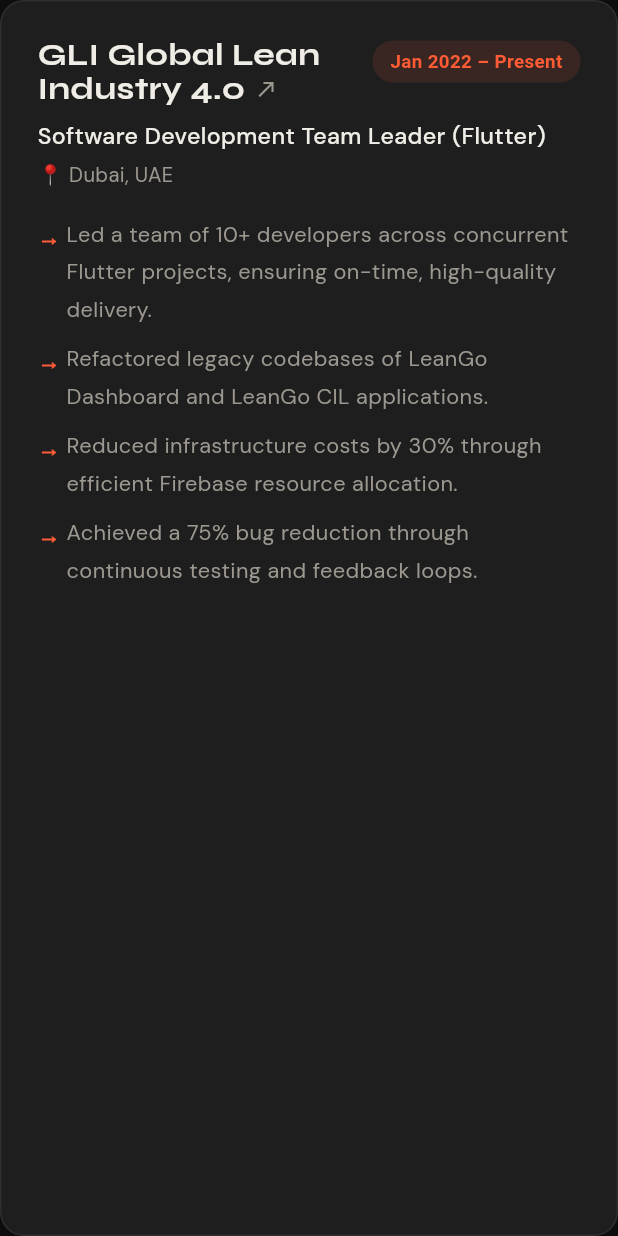
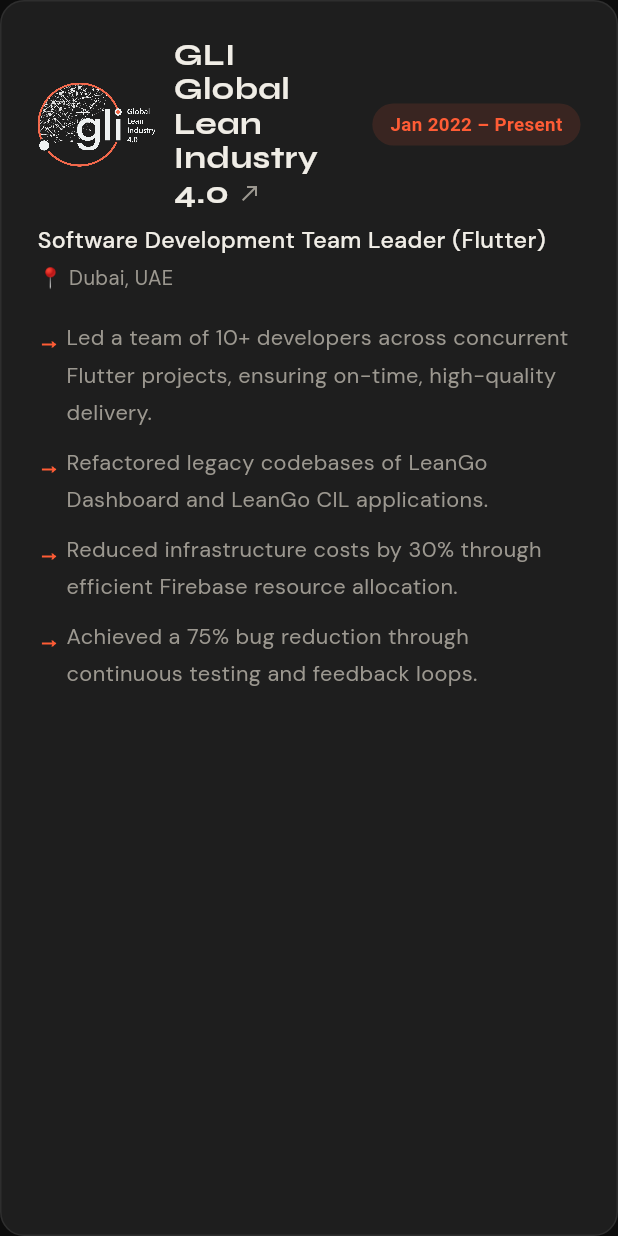
Before and after one commit to AbanoubZaki/my-portfolio, a Flutter app: the _ExperienceCard widget shown alone on an empty page, opened directly with sample values from the repository, on a phone screen of 412 x 824 dp. Run offline on Flutter 3.47's test engine with Material 3 defaults, Android fonts, the phone set to English and light mode, and no system bars; our stand-ins replace flutter_animate, flutter_svg, google_fonts, visibility_detector.

Commit message:
Add Wellx AI contract experience and company logos to experience timeline
- New Wellx AI contractor entry (Jul-Sep 2025) in EN + DE
- Company logos on all experience cards with dark-theme variants
- Per-entry icon height so squarish logos match wordmark weight
- Swap memo project icon, ignore graphify-out, drop unused images

Co-Authored-By: Claude Fable 5 <noreply@anthropic.com>

```diff
--- a/lib/data/projects_data.dart
+++ b/lib/data/projects_data.dart
@@ -362,7 +362,7 @@ const List<Project> kProjects = [
     type: L('Flutter · Personal Project', 'Flutter · Privatprojekt'),
     period: L('Nov 2025 – Jan 2026', 'Nov. 2025 – Jan. 2026'),
     accent: AppColors.memoPink,
-    imageAsset: 'assets/images/memo_icon_1.png',
+    imageAsset: 'assets/images/memo_icon.png',
     imageMode: ProjectImageMode.cover,
     description: L(
       'A fun memory card-matching game built with Flutter in free time. '
--- a/lib/models/experience.dart
+++ b/lib/models/experience.dart
@@ -9,6 +9,8 @@ class Experience {
     required this.period,
     required this.bullets,
     this.url,
+    this.iconAsset,
+    this.iconHeight = 40,
   });
 
   final String company;
@@ -17,4 +19,9 @@ class Experience {
   final L period;
   final List<L> bullets;
   final String? url;
+  final String? iconAsset;
+
+  /// Rendered height of [iconAsset]; lets squarish logos match the visual
+  /// weight of wide wordmarks.
+  final double iconHeight;
 }
--- a/lib/widgets/experience_section.dart
+++ b/lib/widgets/experience_section.dart
@@ -146,13 +146,15 @@ class _ExperienceCard extends StatelessWidget {
           crossAxisAlignment: CrossAxisAlignment.start,
           children: [
             Row(
-              crossAxisAlignment: CrossAxisAlignment.start,
+              crossAxisAlignment: CrossAxisAlignment.center,
               children: [
+                if (e.iconAsset != null) ...[
+                  _CompanyIcon(asset: e.iconAsset!, height: e.iconHeight),
+                  const SizedBox(width: 12),
+                ],
                 Flexible(child: _CompanyName(name: e.company, url: e.url)),
                 const SizedBox(width: 12),
-                Padding(
-                  padding: const EdgeInsets.only(top: 2),
-                  child: Container(
+                Container(
                   padding: const EdgeInsets.symmetric(horizontal: 12, vertical: 5),
                   decoration: BoxDecoration(
                     color: AppColors.orange.withValues(alpha: 0.12),
@@ -167,7 +169,6 @@ class _ExperienceCard extends StatelessWidget {
                     ),
                   ),
                 ),
-                ),
               ],
             ),
             const SizedBox(height: 6),
@@ -178,6 +179,26 @@ class _ExperienceCard extends StatelessWidget {
             for (final b in e.bullets) _Bullet(text: b.of(context)),
           ],
         ),
+      ),
+    );
+  }
+}
+
+class _CompanyIcon extends StatelessWidget {
+  const _CompanyIcon({required this.asset, required this.height});
+  final String asset;
+  final double height;
+
+  @override
+  Widget build(BuildContext context) {
+    return ConstrainedBox(
+      constraints: const BoxConstraints(maxWidth: 150),
+      child: Image.asset(
+        asset,
+        height: height,
+        fit: BoxFit.contain,
+        filterQuality: FilterQuality.high,
+        errorBuilder: (_, _, _) => const SizedBox.shrink(),
       ),
     );
   }
```
Also changed, not shown: lib/data/experience_data.dart (+30 -0 lines), assets/images/blink22.png (added), assets/images/blink22_dark.png (added), assets/images/gli.png (added), assets/images/gli_dark.png (added), assets/images/itspark.png (added), assets/images/itspark_dark.png (added), assets/images/leango.png (deleted), assets/images/leango_dashboard.png (deleted), assets/images/memo_icon_1.png (deleted), 1 other file. Lines whose indentation alone changed are shown as unchanged.
